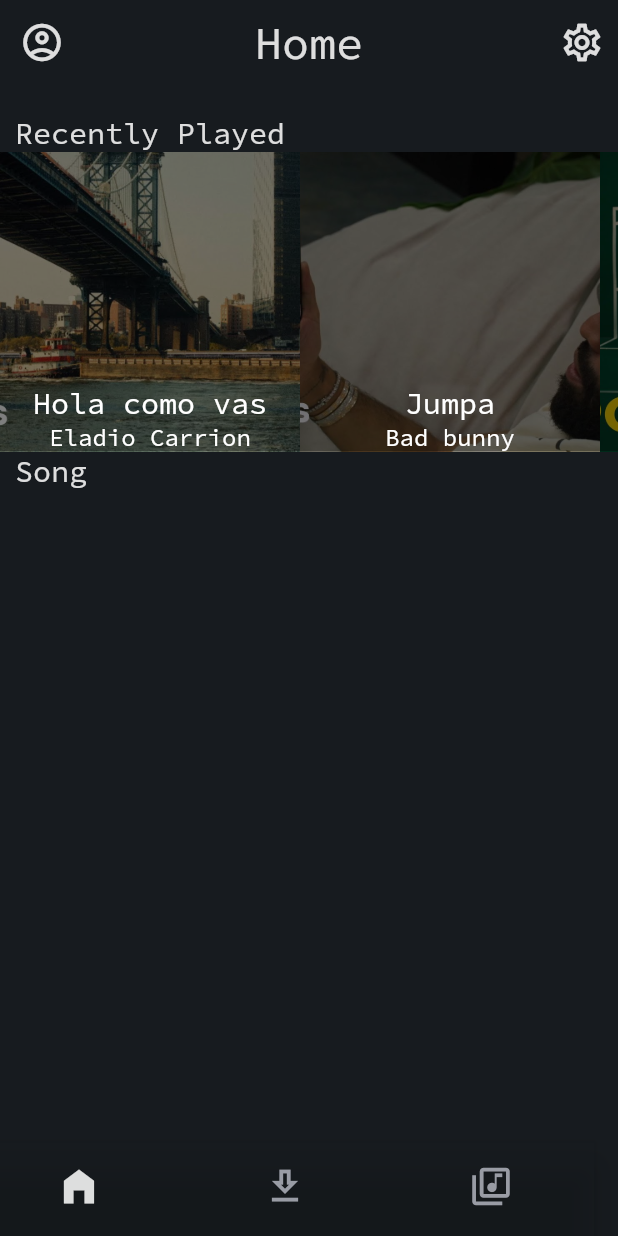
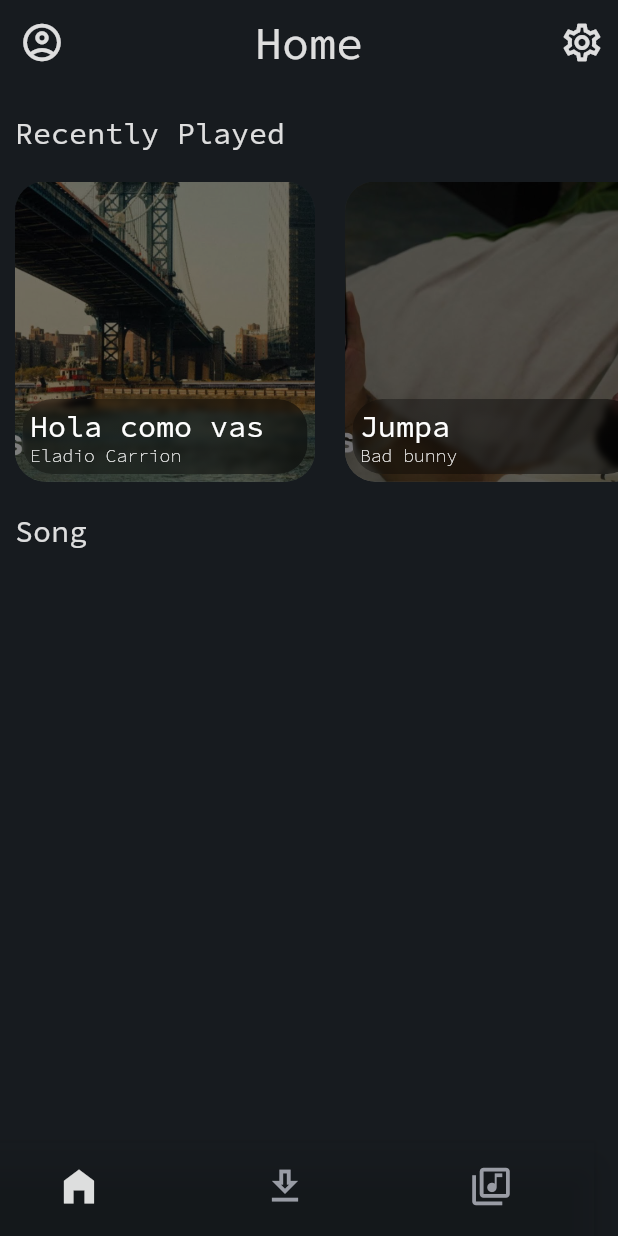
Before and after one commit to mstermigol/Sound, a Flutter app: the screen it shows after launch, on a phone screen of 412 x 824 dp. Run offline on Flutter 3.47's test engine with Material 2 defaults, Android fonts, the phone set to English and light mode, and no system bars.

Commit message:
Finished the recently played AnimatedList

```diff
--- a/lib/screens/home_screen.dart
+++ b/lib/screens/home_screen.dart
@@ -1,6 +1,7 @@
 import 'package:flutter/material.dart';
 import 'package:sound/palette/palette.dart';
 import 'package:sound/models/song.dart';
+import 'package:sound/widgets/glass_box.dart';
 
 // TODO: Create the carrousel of recently played songs
 // TODO: Create a scrollable list of all songs
@@ -30,8 +31,14 @@ class HomeScreen extends StatelessWidget {
             ),
           ),
           SizedBox(
+            height: 20.0,
+          ),
+          SizedBox(
             height: 200.0,
             child: RecentlyPlayed(),
+          ),
+          SizedBox(
+            height: 20.0,
           ),
           Padding(
             padding: EdgeInsets.only(left: 10.0),
@@ -42,7 +49,10 @@ class HomeScreen extends StatelessWidget {
                   color: PALETTE.blanco,
                   fontWeight: FontWeight.w400),
             ),
-          )
+          ),
+          SizedBox(
+            height: 20.0,
+          ),
         ],
       ),
     );
@@ -114,12 +124,16 @@ class RecentlyPlayedState extends State<RecentlyPlayed> {
         key: _listKey,
         initialItemCount: recentSongs.length,
         itemBuilder: (context, index, animation) {
-          return FadeTransition(
+          return Padding(
+            padding: const EdgeInsets.symmetric(horizontal: 10.0),
+            child: FadeTransition(
               opacity: animation,
+              child: ClipRRect(
+                borderRadius: BorderRadius.circular(20.0),
                 child: SizedBox(
                   width: 200.0,
-              height: 200.0,
                   child: Stack(
+                      alignment: AlignmentDirectional.bottomEnd,
                       children: [
                         Container(
                           width: 200.0,
@@ -137,27 +151,48 @@ class RecentlyPlayedState extends State<RecentlyPlayed> {
                           decoration: BoxDecoration(
                             color: Colors.black.withOpacity(0.5),
                           ),
+                        ),
+                        Padding(
+                          padding: const EdgeInsets.all(5.0),
+                          child: GlassBox(
+                            height: 50.0,
+                            width: 200.0,
                             child: Column(
+                              crossAxisAlignment: CrossAxisAlignment.start,
                               mainAxisAlignment: MainAxisAlignment.end,
                               children: [
-                        Text(
+                                Padding(
+                                  padding: const EdgeInsets.only(left: 5.0, right: 5.0),
+                                  child: Text(
+                                    overflow: TextOverflow.ellipsis,
+                                    maxLines: 1,
                                     recentSongs[index].name,
                                     style: const TextStyle(
                                       color: Colors.white,
                                       fontSize: 20.0,
+                                      fontWeight: FontWeight.w400,
                                     ),
                                   ),
-                        Text(
+                                ),
+                                Padding(
+                                  padding: const EdgeInsets.only(bottom: 5.0, left: 5.0, right: 5.0),
+                                  child: Text(
+                                    overflow: TextOverflow.ellipsis,
+                                    maxLines: 1,
                                     recentSongs[index].artist,
                                     style: const TextStyle(
                                       color: Colors.white,
-                            fontSize: 16.0,
+                                      fontSize: 12.0,
+                                      fontWeight: FontWeight.w200,
+                                    ),
                                   ),
                                 ),
                               ],
                             ),
                           ),
-                ],
+                        ),
+                      ]),
+                ),
               ),
             ),
           );
```
Lines whose indentation alone changed are shown as unchanged.
